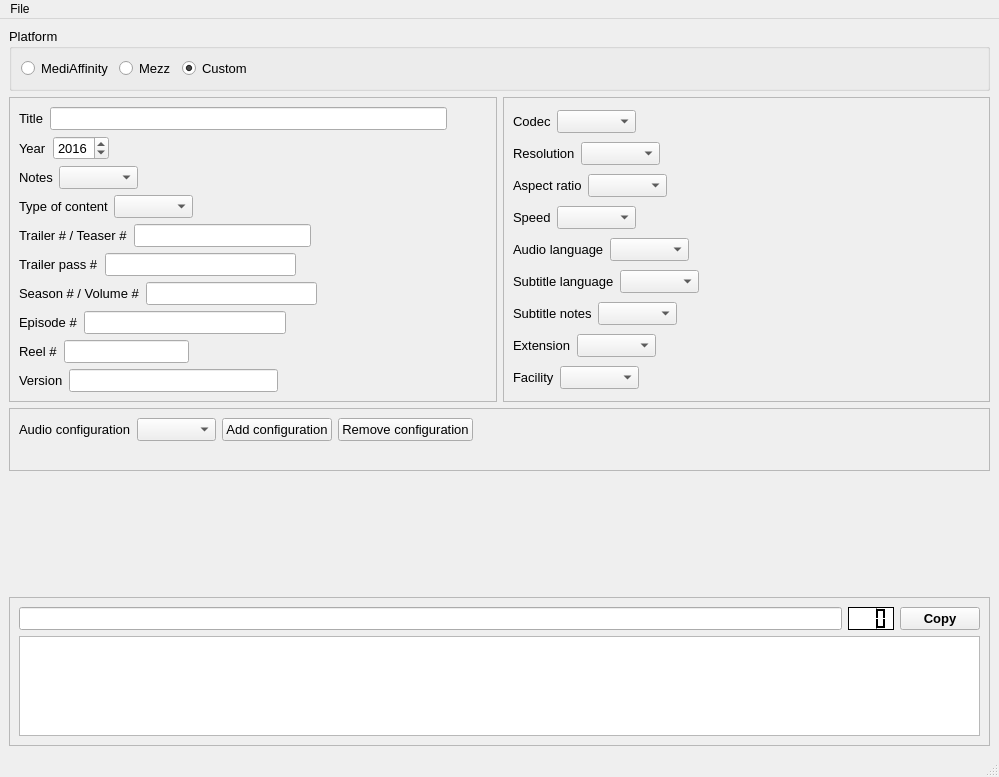
Above: file_renamer.ui from SimonTheChain/file_renamer before the change. Below: the same form after it.
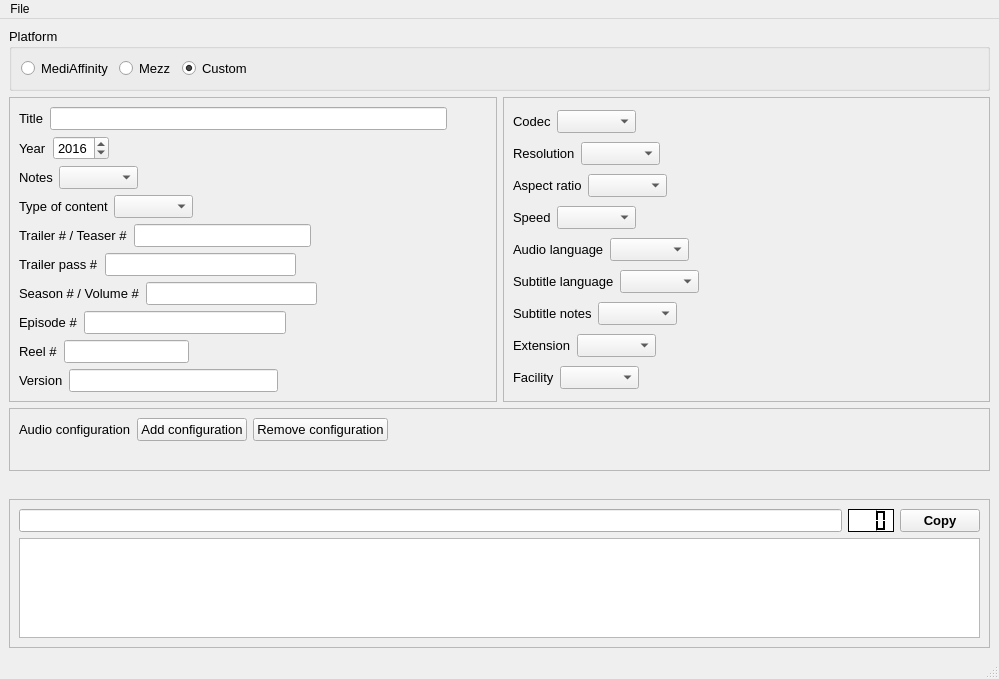
That is the form after the change.

Commit message: Coded the add audio configuration feature

What changed in the file:
```diff
--- a/file_renamer.ui
+++ b/file_renamer.ui
@@ -7,7 +7,7 @@
     <x>0</x>
     <y>0</y>
     <width>999</width>
-    <height>777</height>
+    <height>679</height>
    </rect>
   </property>
   <property name="windowTitle">
@@ -628,15 +628,6 @@
            </property>
           </widget>
          </item>
-         <item>
-          <widget class="QComboBox" name="audio_config1">
-           <property name="font">
-            <font>
-             <pointsize>10</pointsize>
-            </font>
-           </property>
-          </widget>
-         </item>
          <item>
           <widget class="QPushButton" name="add_config_btn">
            <property name="font">
```
Left out of the diff: 8 changed lines with no effect on the pictures. The commit also changes 3 other files.
